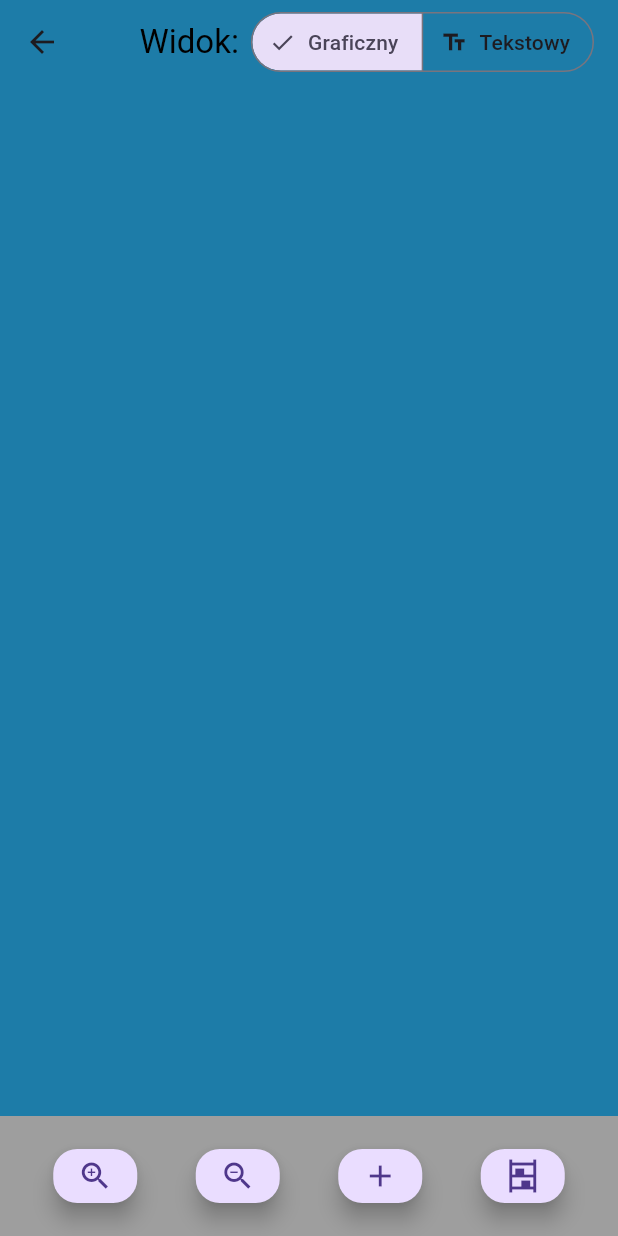
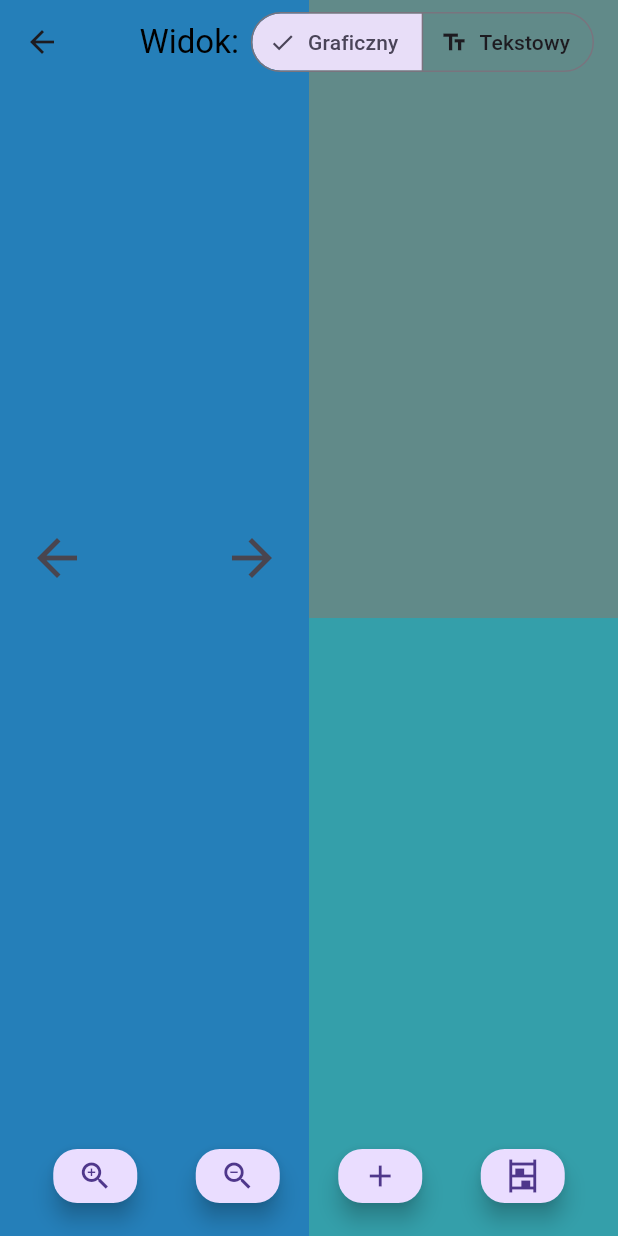
Before and after one commit to Kermitpowraca/Part_sorter, a Flutter app: the ManageStorageView screen opened directly, on a phone screen of 412 x 824 dp. Run offline on Flutter 3.47's test engine with Material 3 defaults, Android fonts, the light colour scheme and no system bars; our stand-ins replace flutter_translate, logger, sqflite, sqflite_common_ffi; accounts and stored records are empty.

Commit message:
działa po przerwie

```diff
--- a/lib/views/manage_storage_view.dart
+++ b/lib/views/manage_storage_view.dart
@@ -1,10 +1,8 @@
 import 'package:flutter/material.dart';
-import 'package:flutter/rendering.dart';
 import 'package:flutter_translate/flutter_translate.dart';
 import 'container_manager_view.dart';
 import '../database_helper.dart';
 import 'package:logger/logger.dart';
-import '../shelf_unit_renderer.dart';
 import 'view_graphic.dart';
 import 'view_text.dart';
 
--- a/lib/views/view_graphic.dart
+++ b/lib/views/view_graphic.dart
@@ -1,7 +1,7 @@
 import 'package:flutter/material.dart';
 import '../shelf_unit_renderer.dart';
 
-class GraphicView extends StatelessWidget {
+class GraphicView extends StatefulWidget {
   final List<Map<String, dynamic>> selectedShelfUnits;
   final List<Map<String, dynamic>> selectedBoxes;
   final List<Map<String, dynamic>> selectedExhibits;
@@ -16,6 +16,31 @@ class GraphicView extends StatelessWidget {
   }) : super(key: key);
 
   @override
+  _GraphicViewState createState() => _GraphicViewState();
+}
+
+class _GraphicViewState extends State<GraphicView> {
+  final PageController _pageController = PageController();
+
+  void _previousPage() {
+    if (_pageController.page!.toInt() > 0) {
+      _pageController.previousPage(
+        duration: const Duration(milliseconds: 300),
+        curve: Curves.easeInOut,
+      );
+    }
+  }
+
+  void _nextPage() {
+    if (_pageController.page!.toInt() < widget.selectedShelfUnits.length - 1) {
+      _pageController.nextPage(
+        duration: const Duration(milliseconds: 300),
+        curve: Curves.easeInOut,
+      );
+    }
+  }
+
+  @override
   Widget build(BuildContext context) {
     return Stack(
       children: [
@@ -25,80 +50,139 @@ class GraphicView extends StatelessWidget {
           height: double.infinity,
           color: const Color.fromARGB(255, 29, 124, 168), // Kolor tła
         ),
-        // Całość zawartości z możliwością przewijania
+        // Główna zawartość podzielona na lewo i prawo
         Positioned.fill(
-          child: Align(
-            alignment: Alignment.bottomLeft,
+          child: Row(
+            crossAxisAlignment: CrossAxisAlignment.stretch,
+            children: [
+              // Lewa strona - PageView dla regałów
+              Expanded(
+                flex: 1,
+                child: Stack(
+                  children: [
+                    // Tło lewej strony
+                    Container(
+                      color: Colors.blueAccent.withOpacity(0.2),
+                    ),
+                    Align(
+                      alignment: Alignment.center,
                       child: Padding(
-              padding: const EdgeInsets.only(bottom: 80), // Nad podłogą
-              child: SingleChildScrollView(
-                scrollDirection: Axis.vertical, // Przewijanie w pionie
-                child: SingleChildScrollView(
-                  scrollDirection: Axis.horizontal, // Przewijanie w poziomie
-                  child: Row(
-                    crossAxisAlignment: CrossAxisAlignment.end,
+                        padding:
+                            const EdgeInsets.only(bottom: 80), // Nad podłogą
+                        child: LayoutBuilder(
+                          builder: (context, constraints) {
+                            final maxWidth = constraints.maxWidth;
+                            final maxHeight = constraints.maxHeight;
+
+                            return Stack(
                               children: [
-                      // Regały na podłodze
-                      Row(
-                        crossAxisAlignment: CrossAxisAlignment.end,
-                        children: selectedShelfUnits.map((shelfUnit) {
-                          final shelves = shelfUnit['shelves']
-                              as List<Map<String, dynamic>>;
+                                PageView.builder(
+                                  controller: _pageController,
+                                  scrollDirection: Axis.horizontal,
+                                  itemCount: widget.selectedShelfUnits.length,
+                                  itemBuilder: (context, index) {
+                                    final shelfUnit =
+                                        widget.selectedShelfUnits[index];
+                                    final shelves = shelfUnit['shelves'] ?? [];
 
-                          return Padding(
-                            padding: EdgeInsets.only(
-                              right: 30 *
-                                  scaleFactor *
-                                  scaleFactor, // Przerwa między regałami
-                            ),
+                                    // Obliczenie dynamicznego skalowania
+                                    final shelfWidth =
+                                        shelfUnit['width'] ?? 100.0;
+                                    final shelfHeight =
+                                        shelfUnit['height'] ?? 100.0;
+
+                                    final widthScale = maxWidth / shelfWidth;
+                                    final heightScale = maxHeight / shelfHeight;
+                                    final dynamicScale =
+                                        widthScale < heightScale
+                                            ? widthScale
+                                            : heightScale;
+
+                                    final scale =
+                                        dynamicScale < widget.scaleFactor
+                                            ? dynamicScale
+                                            : widget.scaleFactor;
+
+                                    return Center(
                                       child: Transform.scale(
-                              scale: scaleFactor, // Skalowanie regału
-                              alignment: Alignment.bottomCenter,
+                                        scale: scale,
+                                        alignment: Alignment.center,
                                         child: ShelfUnitRenderer.buildShelfUnit(
                                           shelfUnit,
                                           shelves,
-                                1.0, // Skala wewnętrzna
+                                          1.0, // Brak wewnętrznego skalowania
                                         ),
                                       ),
                                     );
-                        }).toList(),
+                                  },
                                 ),
-                      // Pudełka obok regałów
-                      Column(
-                        mainAxisSize: MainAxisSize.min,
+                                // Przyciski nawigacyjne
+                                Positioned(
+                                  left: 10,
+                                  top: 0,
+                                  bottom: 0,
+                                  child: IconButton(
+                                    icon:
+                                        const Icon(Icons.arrow_back, size: 40),
+                                    onPressed: _previousPage,
+                                  ),
+                                ),
+                                Positioned(
+                                  right: 10,
+                                  top: 0,
+                                  bottom: 0,
+                                  child: IconButton(
+                                    icon: const Icon(Icons.arrow_forward,
+                                        size: 40),
+                                    onPressed: _nextPage,
+                                  ),
+                                ),
+                              ],
+                            );
+                          },
+                        ),
+                      ),
+                    ),
+                  ],
+                ),
+              ),
+
+              // Prawa strona - wystawy i pudełka
+              Expanded(
+                flex: 1,
+                child: Column(
                   children: [
-                          // Wystawy nad pudełkami
-                          Row(
-                            crossAxisAlignment: CrossAxisAlignment.start,
-                            children: selectedExhibits.map((exhibit) {
-                              final width = exhibit['width'] ?? 100;
-                              final depth = exhibit['depth'] ?? 50;
-
+                    // Górny kontener - wystawy
+                    Expanded(
+                      flex: 1,
+                      child: Stack(
+                        children: [
+                          Container(
+                            color: Colors.orangeAccent.withOpacity(0.3),
+                          ),
+                          Center(
+                            child: SingleChildScrollView(
+                              scrollDirection: Axis.horizontal,
+                              child: Row(
+                                children:
+                                    widget.selectedExhibits.map((exhibit) {
                                   return Padding(
-                                padding: EdgeInsets.only(
-                                  right: 10 *
-                                      scaleFactor, // Przerwa między wystawami
-                                ),
+                                    padding: const EdgeInsets.all(10),
                                     child: Container(
-                                  width: width * scaleFactor,
-                                  height: depth * scaleFactor,
+                                      width: (exhibit['width'] ?? 100) *
+                                          widget.scaleFactor,
+                                      height: (exhibit['height'] ?? 50) *
+                                          widget.scaleFactor,
                                       decoration: BoxDecoration(
-                                    color:
-                                        const Color.fromARGB(255, 146, 61, 32),
+                                        color: const Color.fromARGB(
+                                            255, 146, 61, 32),
                                         borderRadius: BorderRadius.circular(10),
                                         border: Border.all(
                                             color: Colors.black, width: 2),
-                                    boxShadow: [
-                                      BoxShadow(
-                                        color: Colors.black.withAlpha(25),
-                                        blurRadius: 5,
-                                        offset: const Offset(0, 5),
-                                      ),
-                                    ],
                                       ),
                                       child: Center(
                                         child: Text(
-                                      exhibit['name'] ?? '',
+                                          exhibit['name'] ?? 'Wystawa',
                                           style: const TextStyle(
                                             color: Colors.white,
                                             fontSize: 12,
@@ -110,38 +194,49 @@ class GraphicView extends StatelessWidget {
                                   );
                                 }).toList(),
                               ),
-                          const SizedBox(
-                              height:
-                                  10), // Odstęp między wystawami i pudełkami
-                          // Pudełka poniżej wystaw
-                          Row(
+                            ),
+                          ),
+                        ],
+                      ),
+                    ),
+                    // Dolny kontener - pudełka
+                    Expanded(
+                      flex: 1,
+                      child: Stack(
+                        children: [
+                          Container(
+                            color: Colors.greenAccent.withOpacity(0.3),
+                          ),
+                          Align(
+                            alignment: Alignment.bottomCenter,
+                            child: Padding(
+                              padding: const EdgeInsets.only(bottom: 80),
+                              child: SingleChildScrollView(
+                                scrollDirection: Axis.horizontal,
+                                child: Row(
                                   crossAxisAlignment: CrossAxisAlignment.end,
-                            children: selectedBoxes.map((box) {
-                              final width = (box['width'] ?? 100) * scaleFactor;
-                              final height =
-                                  (box['height'] ?? 50) * scaleFactor;
-
+                                  children: widget.selectedBoxes.map((box) {
                                     return Padding(
-                                padding: EdgeInsets.only(
-                                  right: 10 *
-                                      scaleFactor, // Przerwa między pudełkami
-                                ),
+                                      padding: const EdgeInsets.all(10),
                                       child: Container(
-                                  alignment: Alignment.bottomCenter,
-                                  width: width,
-                                  height: height,
+                                        width: (box['width'] ?? 100) *
+                                            widget.scaleFactor,
+                                        height: (box['height'] ?? 50) *
+                                            widget.scaleFactor,
                                         decoration: BoxDecoration(
-                                    color: box['color'] ?? Colors.orangeAccent,
+                                          color: box['color'] ??
+                                              Colors.orangeAccent,
                                           border: Border.all(
                                               color: Colors.black, width: 2),
-                                    borderRadius: BorderRadius.circular(10),
+                                          borderRadius:
+                                              BorderRadius.circular(10),
                                         ),
                                         child: Center(
                                           child: Text(
-                                      box['name'] ?? '',
+                                            box['name'] ?? 'Pudełko',
                                             style: const TextStyle(
                                               color: Colors.white,
-                                        fontSize: 12, // Stały rozmiar tekstu
+                                              fontSize: 12,
                                             ),
                                             textAlign: TextAlign.center,
                                           ),
@@ -150,22 +245,16 @@ class GraphicView extends StatelessWidget {
                                     );
                                   }).toList(),
                                 ),
-                        ],
+                              ),
+                            ),
                           ),
                         ],
                       ),
                     ),
+                  ],
                 ),
               ),
-          ),
-        ),
-        // Podłoga
-        Align(
-          alignment: Alignment.bottomCenter,
-          child: Container(
-            width: double.infinity,
-            height: 80, // Wysokość podłogi
-            color: Colors.grey, // Kolor podłogi
+            ],
           ),
         ),
       ],
--- a/pubspec.yaml
+++ b/pubspec.yaml
@@ -20,6 +20,7 @@ dependencies:
     sdk: flutter
   cupertino_icons: ^1.0.8
   path_provider: ^2.0.12
+  carousel_slider: ^4.2.0
 
 dev_dependencies:
 
```
Also changed, not shown: niepotrzebne/view_graphic.txt (added, +174 -0 lines), pubspec.lock. Lines whose indentation alone changed are shown as unchanged.
